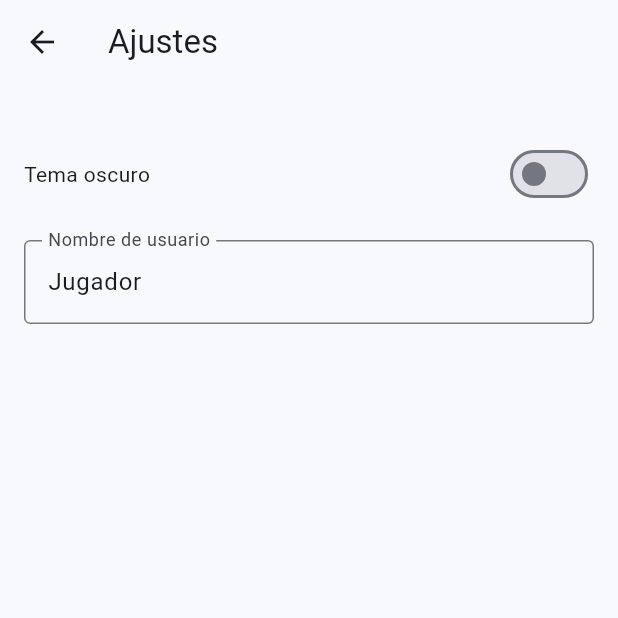
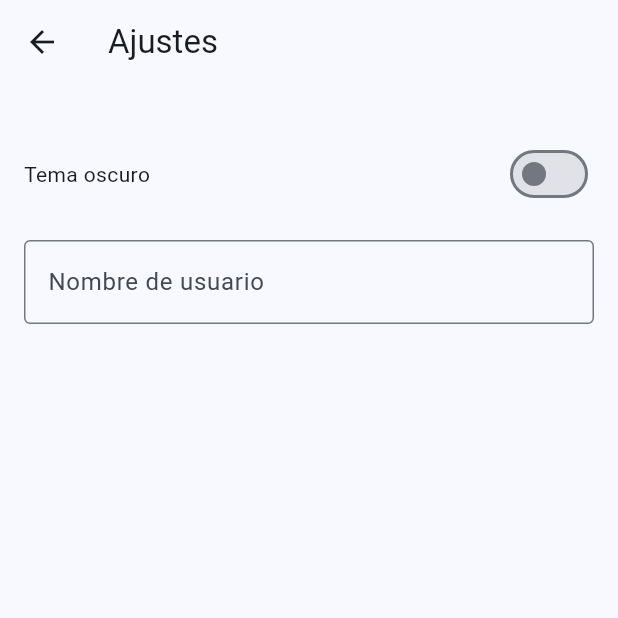
Before and after one commit to AlbertoGarrote/ProyectoFlutterMoviles, a Flutter app: the SettingsScreen screen opened directly, on a phone screen of 412 x 824 dp, the top half of it. Run offline on Flutter 3.47's test engine with Material 3 defaults, Android fonts, the phone set to English and light mode, and no system bars.

Commit message:
bug del nombre de usuario

```diff
--- a/lib/game/settings_screen.dart
+++ b/lib/game/settings_screen.dart
@@ -38,7 +38,6 @@ class SettingsScreen extends StatelessWidget {
                 labelText: "Nombre de usuario",
                 border: OutlineInputBorder(),
               ),
-              controller: TextEditingController(text: game.username),
               onChanged: (value) => game.setUsername(value),
             ),
           ],
```
